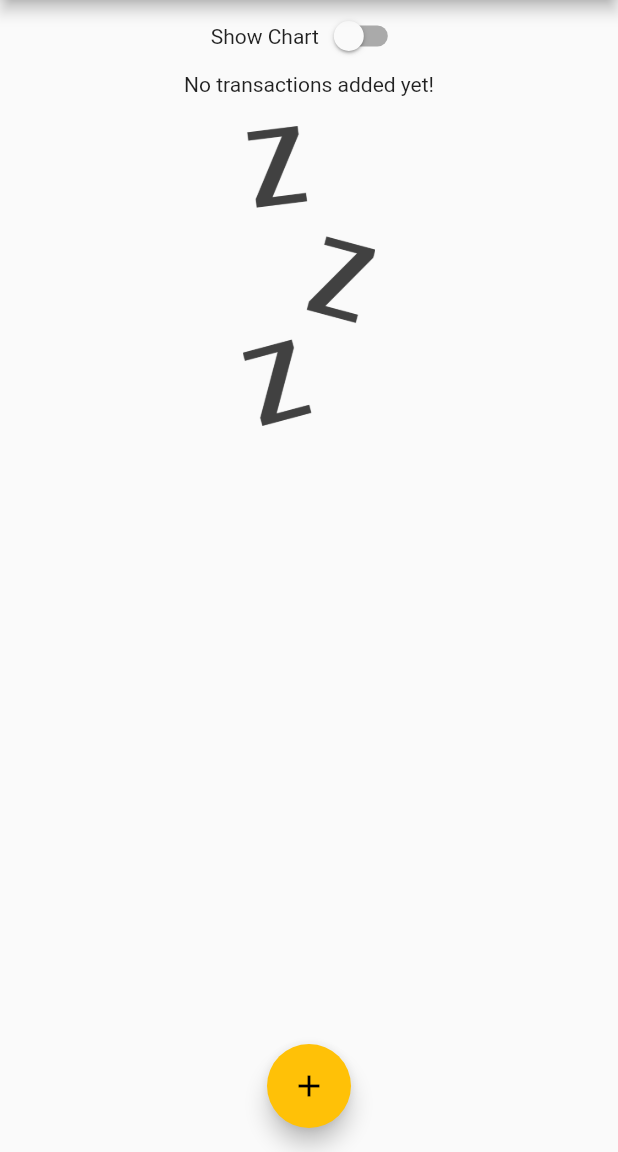
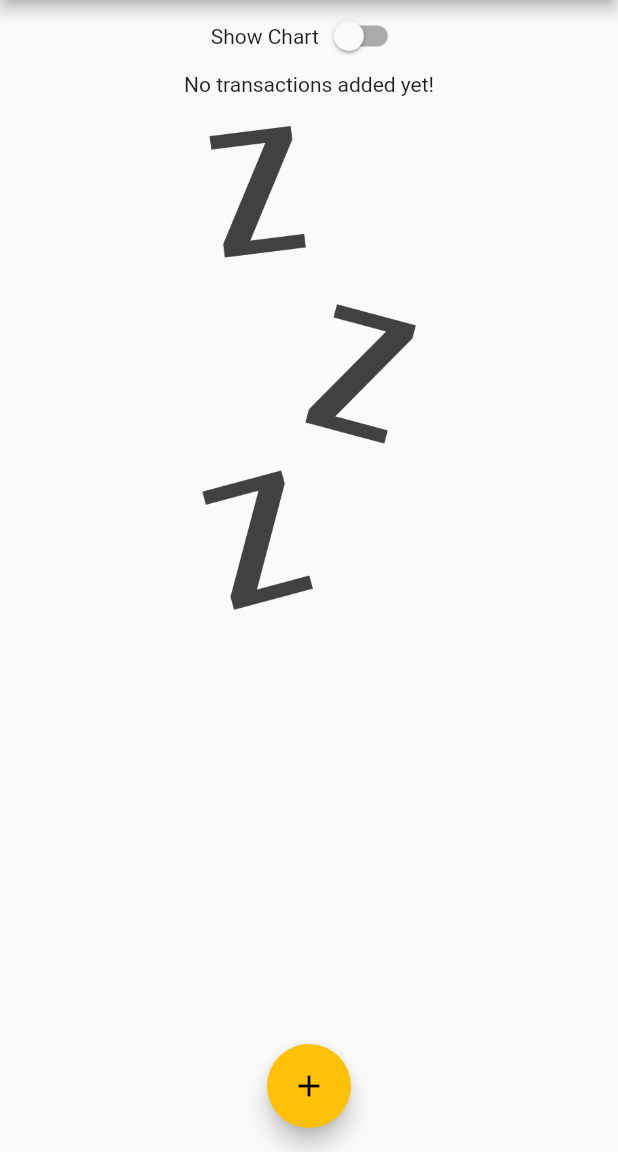
Before and after one commit to Muhamadfikri20/flutter_complete_guide_2, a Flutter app: the screen it shows after launch, on a phone screen of 412 x 824 dp, the part 84-1236 px from its top. Run offline on Flutter 3.47's test engine with Material 2 defaults, Android fonts, the phone set to English and light mode, and no system bars.

Commit message:
[upd]finishing_landscape_mode

```diff
--- a/lib/main.dart
+++ b/lib/main.dart
@@ -109,7 +109,7 @@ class _MyHomePageState extends State<MyHomePage> {
             ),
             _showChart
                 ? Container(
-                    height: (MediaQuery.of(context).size.height - appBar.preferredSize.height - MediaQuery.of(context).padding.top) * 0.3, child: Chart(_recentTransactions))
+                    height: (MediaQuery.of(context).size.height - appBar.preferredSize.height - MediaQuery.of(context).padding.top) * 0.7, child: Chart(_recentTransactions))
                 : Container(
                     height: (MediaQuery.of(context).size.height - appBar.preferredSize.height - MediaQuery.of(context).padding.top) * 0.7,
                     child: TransactionList(_userTransactions, _deleteTransaction))
--- a/lib/widgets/transaction_list.dart
+++ b/lib/widgets/transaction_list.dart
@@ -9,20 +9,24 @@ class TransactionList extends StatelessWidget {
   @override
   Widget build(BuildContext context) {
     return transactions.isEmpty
-        ? Column(
+        ? LayoutBuilder(
+            builder: (ctx, constrains) {
+              return Column(
                 children: <Widget>[
                   Text('No transactions added yet!'),
                   SizedBox(
                     height: 20,
                   ),
                   Container(
-                height: 200,
+                    height: constrains.maxHeight * 0.6,
                     child: Image.asset(
                       'assets/images/waiting.png',
                       fit: BoxFit.cover,
                     ),
                   )
                 ],
+              );
+            },
           )
         : ListView.builder(
             itemBuilder: (ctx, index) {
```
Lines whose indentation alone changed are shown as unchanged.
